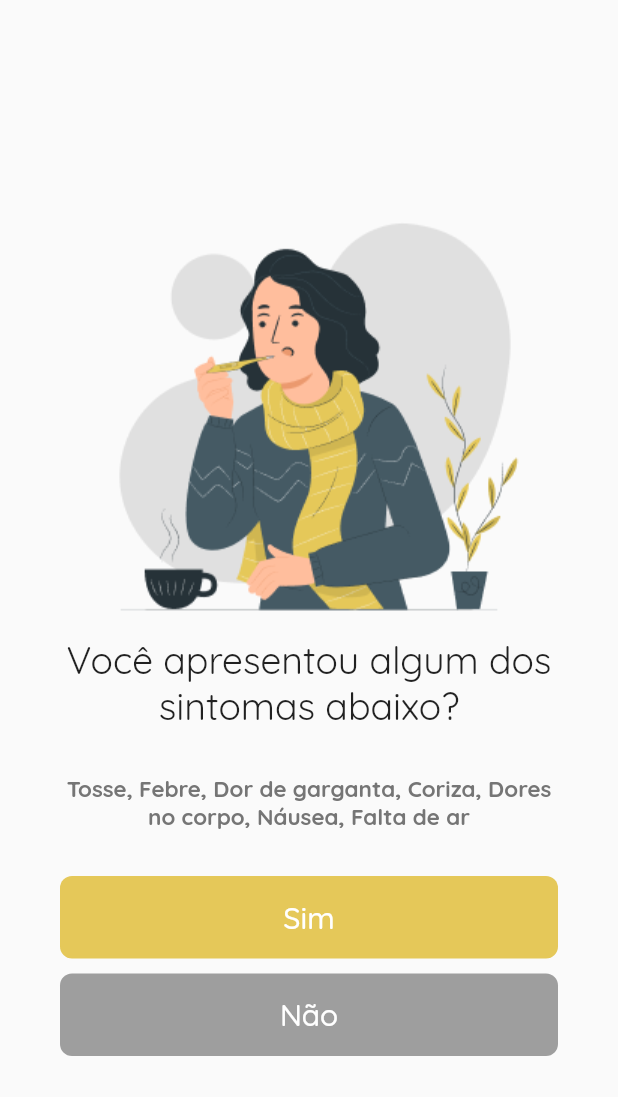
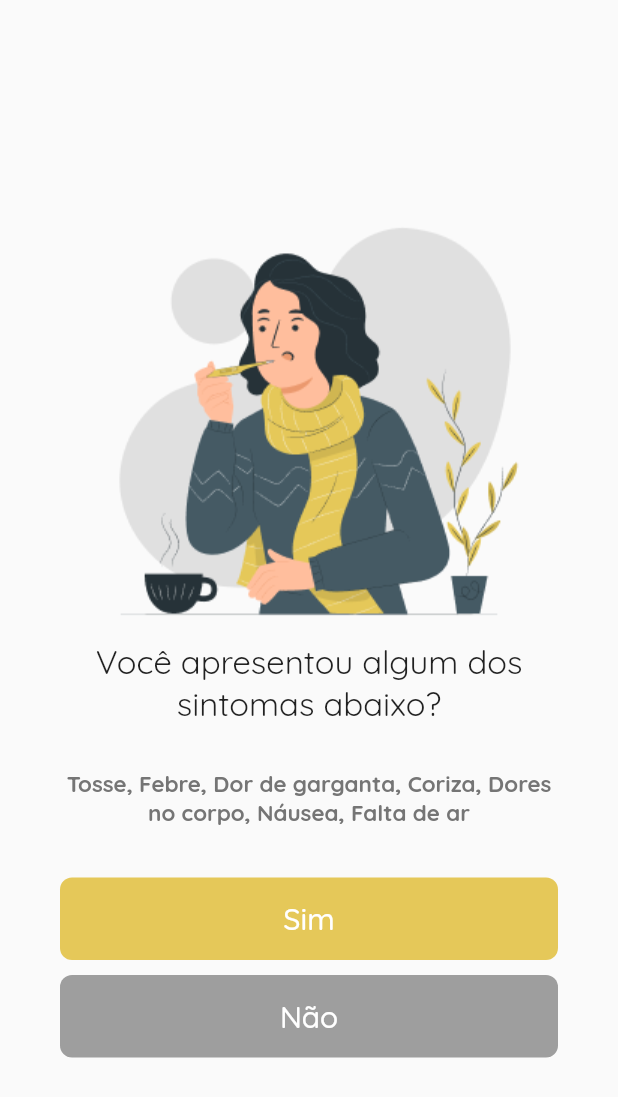
Before and after one commit to awybin/FlutterT1, a Flutter app: the Survey screen opened directly, on a phone screen of 412 x 824 dp. Shown: the top 1097 px of the screen. Run offline on Flutter 3.47's test engine with Material 2 defaults, Android fonts, the light colour scheme and no system bars; network calls fail.

Commit message:
fix picker and use card in survey

```diff
--- a/flutter_t1/lib/main.dart
+++ b/flutter_t1/lib/main.dart
@@ -56,7 +56,7 @@ class _HomePageState extends State<HomePage> {
           ),
           BottomNavigationBarItem(
             icon: Icon(Icons.search),
-            title: Text('Pesquisa'),
+            title: Text('Enquete'),
           ),
         ],
         currentIndex: _selectedIndex,
--- a/flutter_t1/lib/survey_view.dart
+++ b/flutter_t1/lib/survey_view.dart
@@ -77,13 +77,18 @@ class SurveyQuestionView extends StatelessWidget {
     return Column(
       mainAxisAlignment: MainAxisAlignment.center,
       children: <Widget>[
+        Card(
+          elevation: 0,
+          color: Colors.transparent,
+          child: Column(
+            children: <Widget>[
               currentQuestion.image,
               Padding(
                 padding: const EdgeInsets.only(top: 5),
                 child: Text(
                   currentQuestion.question,
                   textAlign: TextAlign.center,
-            style: TextStyle(fontSize: 25, fontFamily: 'Quicksand'),
+                  style: TextStyle(fontSize: 22, fontFamily: 'Quicksand'),
                 ),
               ),
               Visibility(
@@ -99,6 +104,9 @@ class SurveyQuestionView extends StatelessWidget {
                         fontWeight: FontWeight.w700,
                         color: Colors.grey[600]),
                   ),
+                ),
+              ),
+            ],
           ),
         ),
         Container(
```
Also changed, not shown: flutter_t1/lib/graficos.dart (+18 -8 lines), flutter_t1/lib/repository/corona_repository.dart (+8 -5 lines). Lines whose indentation alone changed are shown as unchanged.
